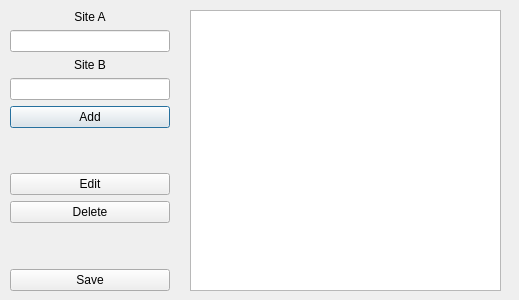
szledak/EasyLearning, file editdialog.ui: the form before one commit.
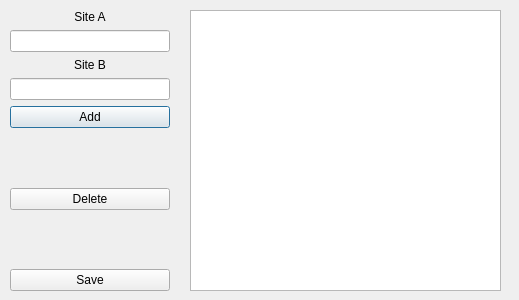
The form after the commit.

Commit message: remove edit button

What changed in the file:
```diff
--- a/editdialog.ui
+++ b/editdialog.ui
@@ -81,13 +81,6 @@
       </property>
      </spacer>
     </item>
-    <item>
-     <widget class="QPushButton" name="btnEdit">
-      <property name="text">
-       <string>Edit</string>
-      </property>
-     </widget>
-    </item>
     <item>
      <widget class="QPushButton" name="btnDelete">
       <property name="text">
```
